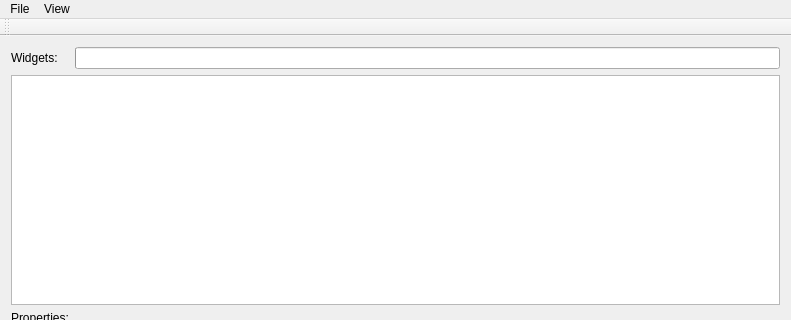
Qt form DebugInterfacingFunAndProfit/DebugInterfacingFunAndProfit.ui (eagee/DebugInterfacingFunAndProfit) before a commit; both pictures show x 0 to 791 and y 0 to 320 of the 791 by 593 pixel window.
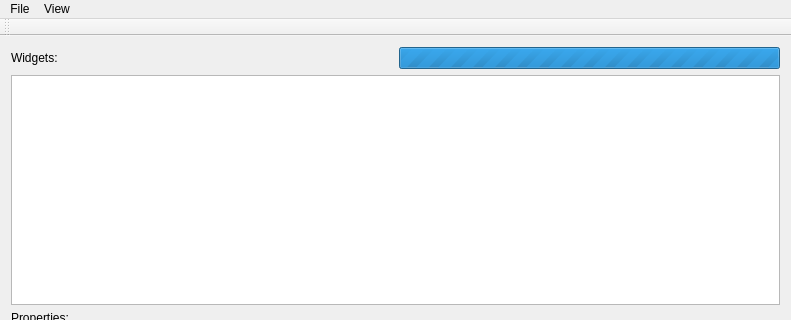
The same form after that commit.

Diff of the .ui file:
```diff
--- a/DebugInterfacingFunAndProfit/DebugInterfacingFunAndProfit.ui
+++ b/DebugInterfacingFunAndProfit/DebugInterfacingFunAndProfit.ui
@@ -29,6 +29,12 @@
    <layout class="QGridLayout" name="gridLayout">
     <item row="0" column="1">
      <widget class="QLabel" name="label">
+      <property name="sizePolicy">
+       <sizepolicy hsizetype="Expanding" vsizetype="Preferred">
+        <horstretch>0</horstretch>
+        <verstretch>0</verstretch>
+       </sizepolicy>
+      </property>
       <property name="text">
        <string>Widgets:</string>
       </property>
@@ -111,12 +117,18 @@
     </item>
     <item row="0" column="2">
      <widget class="QProgressBar" name="progressBar">
-      <property name="value">
+      <property name="maximum">
        <number>0</number>
       </property>
+      <property name="value">
+       <number>-1</number>
+      </property>
       <property name="textVisible">
        <bool>false</bool>
       </property>
+      <property name="format">
+       <string>Loading...</string>
+      </property>
      </widget>
     </item>
    </layout>
```
